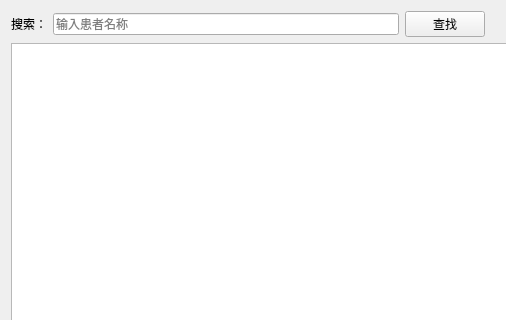
The window that recordview.ui (jiaminxu-design/qt-medical_system) describes before a commit, drawn with Qt 5; both pictures show x 0 to 506 and y 0 to 320 of the 1100 by 700 pixel window.
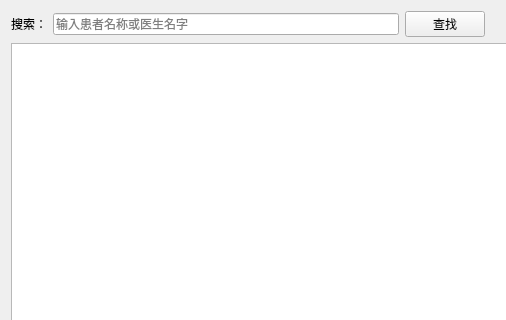
The same window after the commit.

```diff
--- a/recordview.ui
+++ b/recordview.ui
@@ -26,7 +26,7 @@
      <item>
       <widget class="QLineEdit" name="txtSearch">
        <property name="placeholderText">
-        <string>输入患者名称</string>
+        <string>输入患者名称或医生名字</string>
        </property>
       </widget>
      </item>
```
